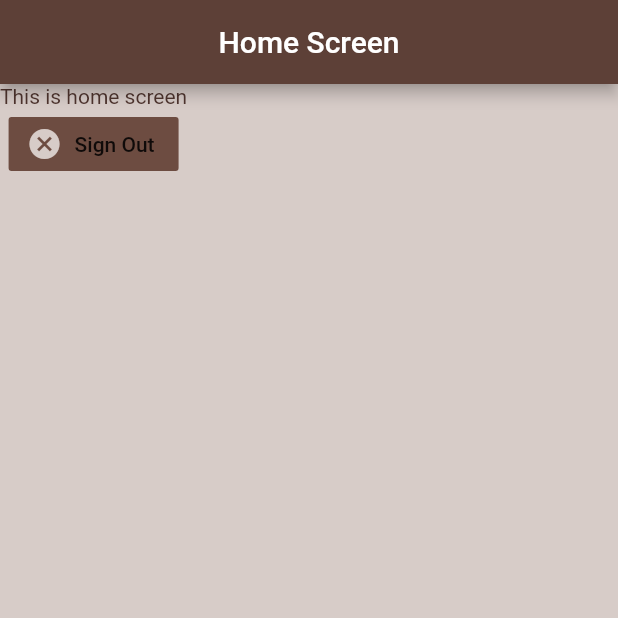
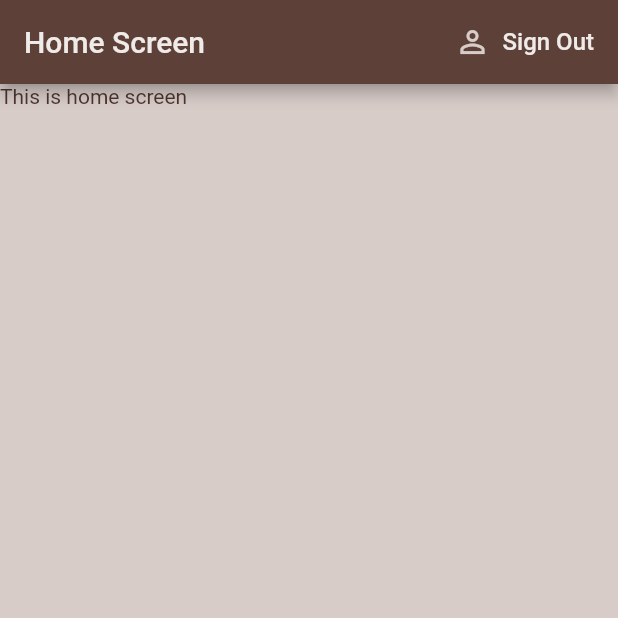
Before and after one commit to aish0509/crew_brew, a Flutter app: the screen it shows once a user with an empty profile is signed in, after a tap on "Sign Out", on a phone screen of 412 x 824 dp, the top half of it. Run offline on Flutter 3.47's test engine with Material 2 defaults, Android fonts, the phone set to English and light mode, and no system bars; our stand-ins replace firebase_auth; accounts and stored records are empty.

```diff
--- a/lib/screens/authenticate/sign_in.dart
+++ b/lib/screens/authenticate/sign_in.dart
@@ -21,17 +21,31 @@ class _SignInState extends State<SignIn> {
       ),
       body: Container(
         padding: EdgeInsets.all(30.0),
-        child: RaisedButton(
-            child: Text('Sign in Anonymously'),
-            onPressed: () async {
-              dynamic result = await _authService.anonSignIn();
-              if (result == null) {
-                print("error signing in");
-              } else {
-                print("signed in successfully");
-                print(result.uid);
-              }
-            }),
+        child: Form(
+          child: Column(
+            children: [
+              SizedBox(
+                height: 25.0,
+              ),
+              TextFormField(
+                cursorColor: Colors.brown[800],
+                cursorWidth: 2.0,
+                style: TextStyle(color: Colors.brown[800], fontSize: 20.0),
+                onChanged: (value) {},
+              ),
+              SizedBox(
+                height: 20.0,
+              ),
+              TextFormField(
+                cursorColor: Colors.brown[800],
+                cursorWidth: 2.0,
+                style: TextStyle(color: Colors.brown[800], fontSize: 20.0),
+                onChanged: (value) {},
+                obscureText: true,
+              )
+            ],
+          ),
+        ),
       ),
     );
   }
--- a/lib/screens/home/home.dart
+++ b/lib/screens/home/home.dart
@@ -16,8 +16,24 @@ class _HomeState extends State<Home> {
         backgroundColor: Colors.brown[100],
         appBar: AppBar(
           backgroundColor: Colors.brown[700],
-          title: Text('Home Screen'),
-          centerTitle: true,
+          title: Text(
+            'Home Screen',
+            style: TextStyle(color: Colors.brown[50]),
+          ),
+          actions: [
+            FlatButton.icon(
+                onPressed: () async {
+                  await _authS.signOut();
+                },
+                icon: Icon(
+                  Icons.person_outline,
+                  color: Colors.brown[100],
+                ),
+                label: Text(
+                  'Sign Out',
+                  style: TextStyle(color: Colors.brown[50], fontSize: 16.0),
+                ))
+          ],
         ),
         body: Column(
           children: [
@@ -25,16 +41,6 @@ class _HomeState extends State<Home> {
               'This is home screen',
               style: TextStyle(color: Colors.brown[800]),
             ),
-            FlatButton.icon(
-                color: Colors.brown[600],
-                onPressed: () async {
-                  await _authS.signOut();
-                },
-                icon: Icon(
-                  Icons.cancel,
-                  color: Colors.brown[100],
-                ),
-                label: Text('Sign Out'))
           ],
         ),
       ),
```
